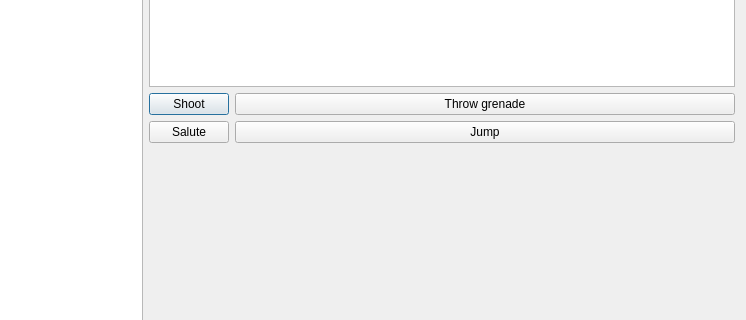
Pawlllosss/-cpp-Soldiers-App, file GameWindow.ui: the form before one commit; both pictures show x 454 to 1200 and y 310 to 630 of the 1200 by 800 pixel window.
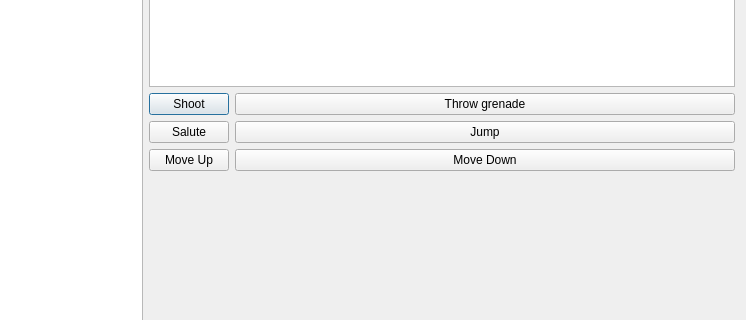
The form after the commit.

Commit message: + moving soldier up and down

The edit to the form file:
```diff
--- a/GameWindow.ui
+++ b/GameWindow.ui
@@ -83,6 +83,20 @@
          </property>
         </widget>
        </item>
+       <item row="2" column="0">
+        <widget class="QPushButton" name="moveUpButton">
+         <property name="text">
+          <string>Move Up</string>
+         </property>
+        </widget>
+       </item>
+       <item row="2" column="1">
+        <widget class="QPushButton" name="moveDownButton">
+         <property name="text">
+          <string>Move Down</string>
+         </property>
+        </widget>
+       </item>
       </layout>
      </item>
     </layout>
```
The commit also changes 6 other files.
